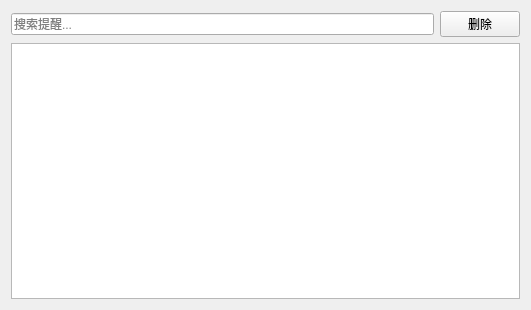
SwartzMss/EasyNotify, file src/ui/widgets/completed_reminderlist.ui: the form before one commit.
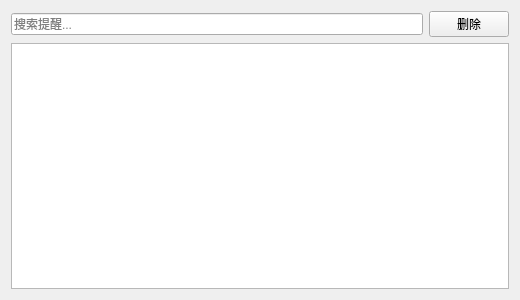
The form after the commit.

Patch:
```diff
--- a/src/ui/widgets/completed_reminderlist.ui
+++ b/src/ui/widgets/completed_reminderlist.ui
@@ -6,8 +6,8 @@
    <rect>
     <x>0</x>
     <y>0</y>
-    <width>531</width>
-    <height>310</height>
+     <width>520</width>
+     <height>300</height>
    </rect>
   </property>
   <property name="sizePolicy">
```
Lines whose indentation alone changed are shown as unchanged.
